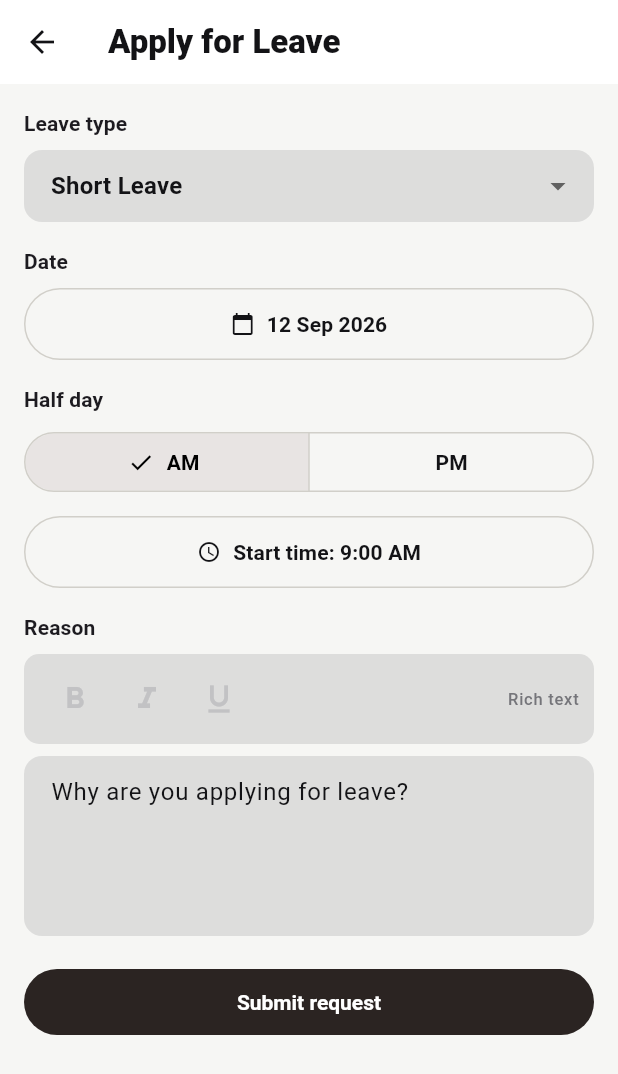
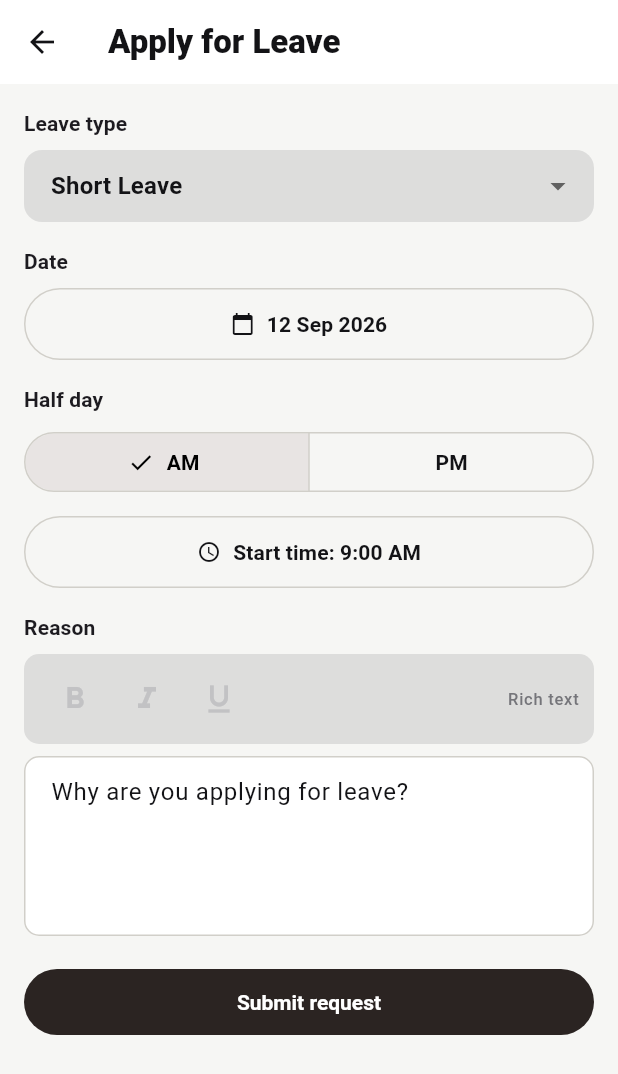
Before and after one commit to arsalanmukhtar/daily_tasks, a Flutter app: the ApplyLeaveScreen screen opened directly with empty values, on a phone screen of 412 x 824 dp. Shown: the top 1074 px of the screen. Run offline on Flutter 3.47's test engine with Material 3 defaults, Android fonts, the phone set to English and light mode, and no system bars; our stand-ins replace app_links, flutter_riverpod, flutter_widget_from_html_core, google_fonts, shared_preferences; accounts and stored records are empty.

Commit message:
Mobile: distinct fill + thin border for note-taking fields, not thick default
Every "type a note" field that sits next to a read-only rich-text display
box (the approve/reject note in request_detail_sheet.dart, and every
RichTextEditor - the explain/reject/resolve inputs on the Report tab) had
two problems:
- request_detail_sheet.dart's note field still had a leftover
  `border: const OutlineInputBorder()` (same bug already fixed on the
  sign-in screen in 722aa62) - a bare OutlineInputBorder draws Flutter's
  default ~2px focused border, which is exactly the "very thick border"
  seen live: the field was focused (cursor visible) when reported.
- Both that field and RichTextEditor's editable body used the ambient
  theme's fillColor (AppColors.surface2) - the *same* gray as the read-only
  box right above them, so the "thing you read" and "the thing you type
  into" blended into one gray block instead of reading as two different
  elements.

New shared lib/widgets/note_field_decoration.dart: white fill (distinct
from surface2) with a 1px AppColors.lineStrong border (AppColors.brandPrimary
at 1px when focused, not Flutter's default 2px) - thin and visible, not
heavy. Wired into both call sites so every note-taking field in the app
reads consistently.

Verified live: approving the same demo request now shows a white,
thin-bordered note box clearly distinct from the gray Reason box above it,
with no thick border even while focused. flutter analyze clean, all mobile
tests pass.

Co-Authored-By: Claude Sonnet 5 <noreply@anthropic.com>

```diff
--- a/mobile_app/lib/features/manager/requests/widgets/request_detail_sheet.dart
+++ b/mobile_app/lib/features/manager/requests/widgets/request_detail_sheet.dart
@@ -7,6 +7,7 @@ import '../../../../data/models/leave_request.dart';
 import '../../../../utils/rich_text.dart';
 import '../../../../widgets/attachment_chip.dart';
 import '../../../../widgets/avatar.dart';
+import '../../../../widgets/note_field_decoration.dart';
 import '../../../../widgets/status_chip.dart';
 import 'leave_dates_calendar_sheet.dart';
 
@@ -220,9 +221,8 @@ class _RequestDetailSheetState extends State<RequestDetailSheet> {
         TextField(
           controller: _noteController,
           maxLines: 2,
-          decoration: InputDecoration(
-            hintText: approving ? 'Add a note with this approval (optional)' : 'Reason for rejecting (optional)',
-            border: const OutlineInputBorder(),
+          decoration: noteFieldDecoration(
+            approving ? 'Add a note with this approval (optional)' : 'Reason for rejecting (optional)',
           ),
         ),
         const SizedBox(height: 10),
--- /dev/null
+++ b/mobile_app/lib/widgets/note_field_decoration.dart
@@ -0,0 +1,34 @@
+import 'package:flutter/material.dart';
+
+import '../core/theme/app_colors.dart';
+
+/// Shared look for every "type a note/reason" field that sits next to a
+/// read-only rich-text display box (a request's Reason, an uninformed
+/// report's reasonHtml/explanationHtml) - request_detail_sheet.dart's
+/// approve/reject note and rich_text_editor.dart's editable body both use
+/// this. Two things it deliberately does NOT do:
+/// - fill with AppColors.surface2: that's the color of the box it sits
+///   next to, and the two need to read as different things (one you read,
+///   one you type into), not the same gray twice in a row.
+/// - fall back to a bare OutlineInputBorder(): that draws Flutter's default
+///   ~2px border, which read as a heavy box against everything else in this
+///   app's deliberately borderless/hairline styling.
+const _kNoteFieldRadius = 10.0;
+
+InputDecoration noteFieldDecoration(String hint) {
+  const border = OutlineInputBorder(
+    borderRadius: BorderRadius.all(Radius.circular(_kNoteFieldRadius)),
+    borderSide: BorderSide(color: AppColors.lineStrong),
+  );
+  return InputDecoration(
+    hintText: hint,
+    filled: true,
+    fillColor: AppColors.surface,
+    border: border,
+    enabledBorder: border,
+    focusedBorder: const OutlineInputBorder(
+      borderRadius: BorderRadius.all(Radius.circular(_kNoteFieldRadius)),
+      borderSide: BorderSide(color: AppColors.brandPrimary),
+    ),
+  );
+}
--- a/mobile_app/lib/widgets/rich_text_editor.dart
+++ b/mobile_app/lib/widgets/rich_text_editor.dart
@@ -1,6 +1,7 @@
 import 'package:flutter/material.dart';
 
 import '../core/theme/app_colors.dart';
+import 'note_field_decoration.dart';
 
 /// A single text replacement: [start, oldEnd) in the old text became
 /// [start, newEnd) in the new text - derived from the old/new strings'
@@ -268,7 +269,7 @@ class RichTextEditor extends StatelessWidget {
               controller: controller,
               minLines: minLines,
               maxLines: null,
-              decoration: InputDecoration(hintText: placeholder),
+              decoration: noteFieldDecoration(placeholder),
             ),
           ],
         );
```
